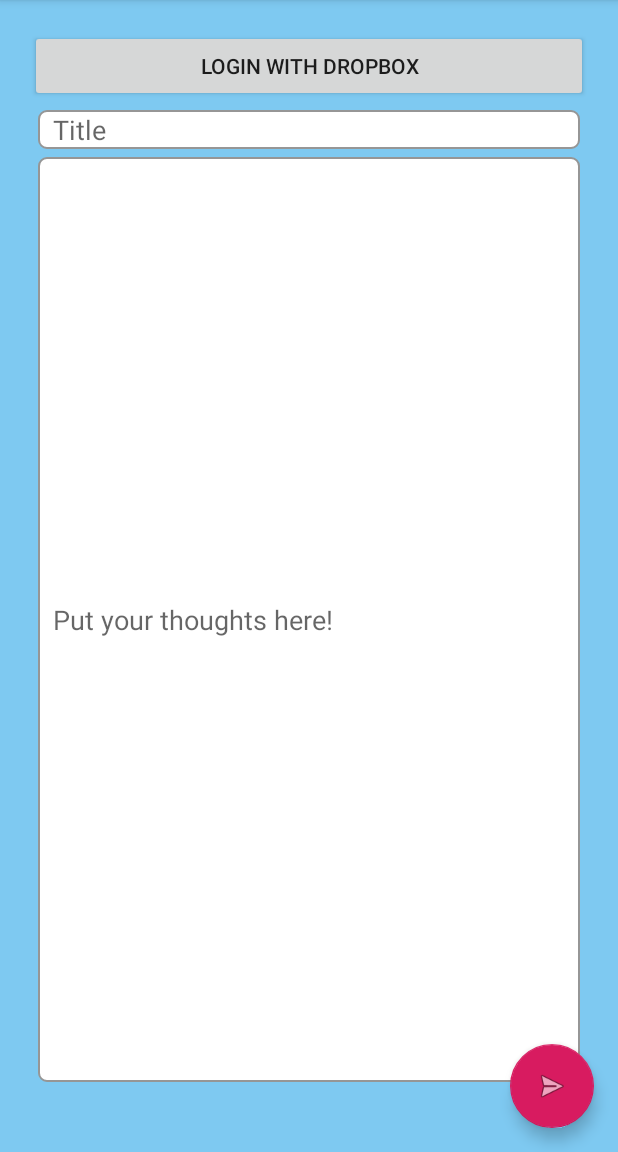
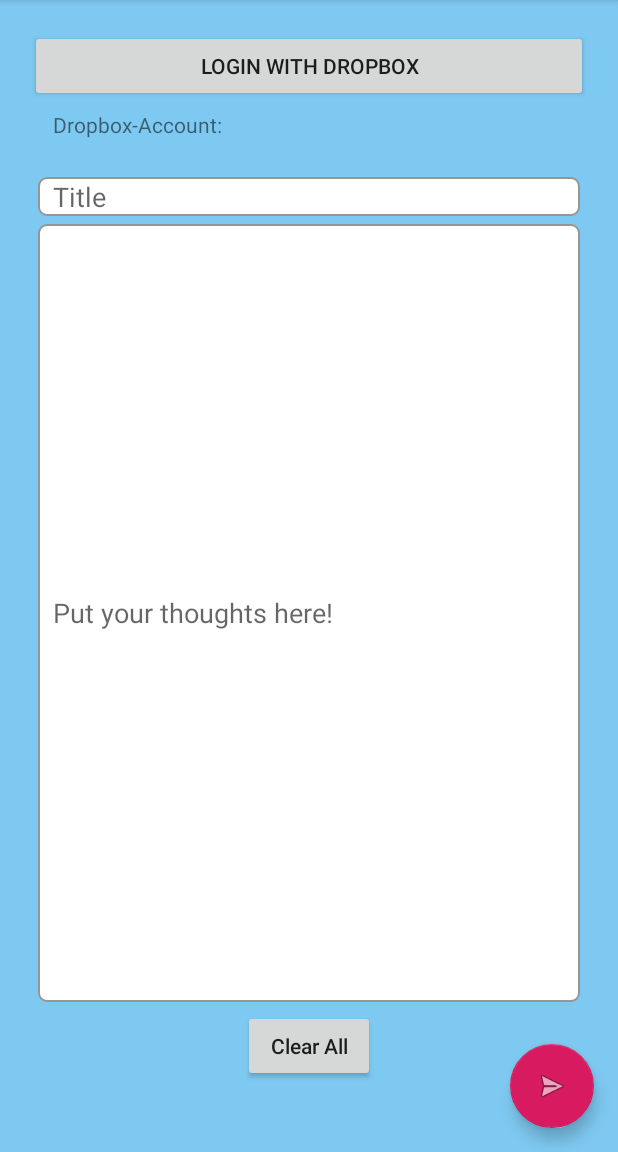
Before and after one commit to meergruen/thoughtful, an Android app: the screen it shows after launch (MainActivity), on a phone screen of 412 x 824 dp, the part 84-1236 px from its top. Run offline under Robolectric (Android 15) with nearby library versions, the phone set to English and light mode, and no system bars; libraries missing offline, so code that uses them is left out: com.dropbox.core; 3 statements that could not run were skipped.

Commit message:
Add clear button

```diff
--- a/app/src/main/java/com/meergruen/thoughtful/DropboxActivity.kt
+++ b/app/src/main/java/com/meergruen/thoughtful/DropboxActivity.kt
@@ -13,13 +13,13 @@ abstract class DropboxActivity : AppCompatActivity() {
 
     override fun onResume() {
         super.onResume()
-        val prefs = getSharedPreferences("dropbox-thoughtful", Context.MODE_PRIVATE)
+        val prefs = getSharedPreferences("thoughtful", Context.MODE_PRIVATE)
 
-        var accessToken = prefs.getString("access-token", null)
+        var accessToken = prefs.getString("dropbox-access-token", null)
         if (accessToken == null) {
             accessToken = Auth.getOAuth2Token()
             if (accessToken != null) {
-                prefs.edit().putString("access-token", accessToken).apply()
+                prefs.edit().putString("dropbox-access-token", accessToken).apply()
                 initAndLoadData(accessToken)
             }
         } else {
@@ -43,8 +43,8 @@ abstract class DropboxActivity : AppCompatActivity() {
     protected abstract fun loadData()
 
     protected fun hasToken(): Boolean {
-        val prefs = getSharedPreferences("dropbox-thoughtful", Context.MODE_PRIVATE)
-        val accessToken = prefs.getString("access-token", null)
+        val prefs = getSharedPreferences("thoughtful", Context.MODE_PRIVATE)
+        val accessToken = prefs.getString("dropbox-access-token", null)
         return accessToken != null
 
     }
--- a/app/src/main/java/com/meergruen/thoughtful/MainActivity.kt
+++ b/app/src/main/java/com/meergruen/thoughtful/MainActivity.kt
@@ -16,22 +16,28 @@ import java.text.DateFormat
 class MainActivity : DropboxActivity() {
 
     private val tag = MainActivity::class.java.name
-
     private var mProgressBar: ProgressBar? = null
-
 
     override fun onCreate(savedInstanceState: Bundle?) {
         super.onCreate(savedInstanceState)
         setContentView(R.layout.activity_main)
         setSupportActionBar(toolbar)
 
-        fab.setOnClickListener { uploadText() }
+        send_ab.setOnClickListener { uploadText() }
 
-        val loginButton = findViewById<Button>(R.id.login_button)
-        loginButton.setOnClickListener { startOAuth2Authentication(this@MainActivity, getString(R.string.app_key)) }
+        //val loginButton = findViewById<Button>(R.id.login_button)
+        //loginButton.setOnClickListener { }
+
+
+      //  val clearButton = findViewById<Button>(R.id.clear_button)
+       // clearButton.setOnClickListener { }
 
         mProgressBar = findViewById(R.id.progressbar)
         mProgressBar!!.visibility = View.INVISIBLE
+
+
+       // val btn: Button = findViewById(R.id.clear_button)
+       // btn.visibility = View.INVISIBLE
 
     }
 
@@ -51,6 +57,35 @@ class MainActivity : DropboxActivity() {
         }
     }
 
+    override fun onResume() {
+        super.onResume()
+        if (hasToken()) {
+            findViewById<View>(R.id.login_button).visibility = View.GONE
+            findViewById<View>(R.id.email_text).visibility = View.VISIBLE
+        } else {
+            findViewById<View>(R.id.login_button).visibility = View.VISIBLE
+            findViewById<View>(R.id.email_text).visibility = View.GONE
+        }
+    }
+
+
+    // Button actions
+
+    fun clearFields(v: View) {
+        val titleField: EditText = findViewById(R.id.edit_title)
+        val contentField: EditText = findViewById(R.id.edit_content)
+
+        titleField.setText("")
+        contentField.setText("")
+    }
+
+    fun login(v: View) {
+        startOAuth2Authentication(this@MainActivity, getString(R.string.app_key))
+    }
+
+
+    // Other functions
+
     private fun uploadText() {
         val titleField: EditText = findViewById(R.id.edit_title)
         val contentField: EditText = findViewById(R.id.edit_content)
@@ -58,24 +93,10 @@ class MainActivity : DropboxActivity() {
         uploadFile(titleField.text.toString(), contentField.text.toString())
     }
 
-    override fun onResume() {
-        super.onResume()
-        if (hasToken()) {
-            findViewById<View>(R.id.login_button).visibility = View.GONE
-            findViewById<View>(R.id.email_text).visibility = View.VISIBLE
-            findViewById<View>(R.id.name_text).visibility = View.VISIBLE
-        } else {
-            findViewById<View>(R.id.login_button).visibility = View.VISIBLE
-            findViewById<View>(R.id.email_text).visibility = View.GONE
-            findViewById<View>(R.id.name_text).visibility = View.GONE
-        }
-    }
-
     override fun loadData() {
         GetCurrentAccountTask(DropboxClient.get()!!, object : GetCurrentAccountTask.Callback {
             override fun onComplete(result: FullAccount?) {
                 (findViewById<View>(R.id.email_text) as TextView).text = result!!.email
-                (findViewById<View>(R.id.name_text) as TextView).text = result.name.displayName
             }
 
             override fun onError(e: Exception?) {
@@ -87,14 +108,18 @@ class MainActivity : DropboxActivity() {
 
     private fun uploadFile(title: String, content: String) {
 
+        val thisView: View = findViewById(android.R.id.content)
+
         val uploadBehaviour = object : UploadFileTask.Callback {
             override fun onUploadComplete(result: FileMetadata?) {
 
                 mProgressBar!!.visibility = View.INVISIBLE
-                val message = result!!.name + " size " + result.size + " modified " +
+                val message = result!!.name + " succesfully uploaded " +
                         DateFormat.getDateTimeInstance().format(result.clientModified)
                 Toast.makeText(this@MainActivity, message, Toast.LENGTH_SHORT)
                     .show()
+
+                clearFields(thisView)
             }
 
             override fun onError(e: Exception?) {
@@ -119,4 +144,5 @@ class MainActivity : DropboxActivity() {
             Dialog(this@MainActivity).showInformation("You are not logged in!", "Log in to Dropbox and try again.")
         }
     }
+
 }
--- a/app/src/main/res/layout/activity_main.xml
+++ b/app/src/main/res/layout/activity_main.xml
@@ -31,11 +31,12 @@
     </FrameLayout>
 
     <com.google.android.material.floatingactionbutton.FloatingActionButton
-        android:id="@+id/fab"
+        android:id="@+id/send_ab"
         android:layout_width="wrap_content"
         android:layout_height="wrap_content"
         android:layout_gravity="bottom|end"
         android:layout_margin="@dimen/fab_margin"
         app:srcCompat="@android:drawable/ic_menu_send" />
 
+
 </androidx.coordinatorlayout.widget.CoordinatorLayout>
--- a/app/src/main/res/layout/content_main.xml
+++ b/app/src/main/res/layout/content_main.xml
@@ -14,19 +14,38 @@
         android:text="@string/login_button"
         android:layout_width="match_parent"
         android:layout_height="wrap_content"
+        android:onClick="login"
         app:layout_constraintTop_toTopOf="parent" />
 
-    <TextView
-        android:id="@+id/email_text"
+    <LinearLayout
+        android:id="@+id/acount_info"
         android:layout_width="match_parent"
         android:layout_height="wrap_content"
-        app:layout_constraintTop_toBottomOf="@+id/login_button" />
+        android:orientation="vertical"
+        android:paddingStart="10dp"
+        android:paddingEnd="10dp"
+        android:paddingBottom="20dp"
+        android:layout_margin="5dp"
+        app:layout_constraintLeft_toLeftOf="parent"
+        app:layout_constraintTop_toBottomOf="@+id/login_button">
+        <TextView
+            android:id="@+id/account_label"
+            android:text="@string/dropbox_account"
+            android:layout_width="match_parent"
+            android:layout_height="wrap_content"
+            app:layout_constraintLeft_toLeftOf="parent"
+            app:layout_constraintTop_toBottomOf="@+id/login_button" />
 
-    <TextView
-        android:id="@+id/name_text"
-        android:layout_width="match_parent"
-        android:layout_height="wrap_content"
-        app:layout_constraintTop_toBottomOf="@+id/email_text"  />
+        <TextView
+            android:id="@+id/email_text"
+            android:layout_width="match_parent"
+            android:layout_height="wrap_content"
+            android:paddingStart="10dp"
+            android:paddingEnd="10dp"
+            app:layout_constraintLeft_toLeftOf="parent"
+            app:layout_constraintTop_toBottomOf="@+id/account_label" />
+    </LinearLayout>
+
 
     <EditText
         android:id="@+id/edit_title"
@@ -40,7 +59,7 @@
         android:paddingEnd="10dp"
         android:layout_margin="5dp"
 
-        app:layout_constraintTop_toBottomOf="@+id/name_text"
+        app:layout_constraintTop_toBottomOf="@+id/acount_info"
         app:layout_constraintLeft_toLeftOf="parent"
         app:layout_constraintRight_toRightOf="parent" />
 
@@ -60,8 +79,20 @@
         app:layout_constraintTop_toBottomOf="@+id/edit_title"
         app:layout_constraintLeft_toLeftOf="parent"
         app:layout_constraintRight_toRightOf="parent"
-        app:layout_constraintBottom_toTopOf="@+id/progressbar"
+        app:layout_constraintBottom_toTopOf="@+id/clear_button"
         />
+
+    <Button
+        android:id="@+id/clear_button"
+        android:text="@string/clear_button"
+        android:textAllCaps="false"
+        android:onClick="clearFields"
+        android:layout_width="wrap_content"
+        android:layout_height="wrap_content"
+        app:layout_constraintTop_toBottomOf="@+id/edit_content"
+        app:layout_constraintLeft_toLeftOf="parent"
+        app:layout_constraintRight_toRightOf="parent"
+        app:layout_constraintBottom_toTopOf="@+id/progressbar"/>
 
     <ProgressBar
         android:id="@+id/progressbar"
@@ -72,10 +103,11 @@
         android:max="100"
         android:backgroundTint="@android:color/white"
         android:indeterminateTint="#1a09d6"
-        android:layout_marginBottom="5dp"
-        app:layout_constraintTop_toBottomOf="@+id/edit_content"
+        android:layout_margin="5dp"
+        app:layout_constraintTop_toBottomOf="@+id/clear_button"
         app:layout_constraintLeft_toLeftOf="parent"
         app:layout_constraintRight_toRightOf="parent"
-        app:layout_constraintBottom_toBottomOf="parent" />
+        app:layout_constraintBottom_toBottomOf="parent"/>
+
 
 </androidx.constraintlayout.widget.ConstraintLayout>
--- a/app/src/main/res/menu/menu_main.xml
+++ b/app/src/main/res/menu/menu_main.xml
@@ -1,10 +1,15 @@
 <menu xmlns:android="http://schemas.android.com/apk/res/android"
     xmlns:app="http://schemas.android.com/apk/res-auto"
     xmlns:tools="http://schemas.android.com/tools"
-    tools:context="com.example.thoughtful.MainActivity">
+    tools:context="com.meergruen.thoughtful.MainActivity">
     <item
         android:id="@+id/action_settings"
         android:orderInCategory="100"
         android:title="@string/action_settings"
         app:showAsAction="never" />
+    <item
+        android:id="@+id/action_change_account"
+        android:orderInCategory="100"
+        android:title="@string/action_change_account"
+        app:showAsAction="never" />
 </menu>
--- a/app/src/main/res/values/colors.xml
+++ b/app/src/main/res/values/colors.xml
@@ -2,6 +2,7 @@
 <resources>
     <color name="background">#7EC9F1</color>
     <color name="border">#969696</color>
+    <color name="gray">#969696</color>
     <color name="colorPrimary">#01AE96</color>
     <color name="colorPrimaryDark">#00574B</color>
     <color name="colorAccent">#D81B60</color>
--- a/app/src/main/res/values/strings.xml
+++ b/app/src/main/res/values/strings.xml
@@ -5,4 +5,7 @@
     <string name="title_hint">Title</string>
     <string name="app_key">8koez12nqwamh5q</string>
     <string name="login_button">Login with Dropbox</string>
+    <string name="action_change_account">Change Account</string>
+    <string name="clear_button">Clear All</string>
+    <string name="dropbox_account">Dropbox-Account:</string>
 </resources>
```
